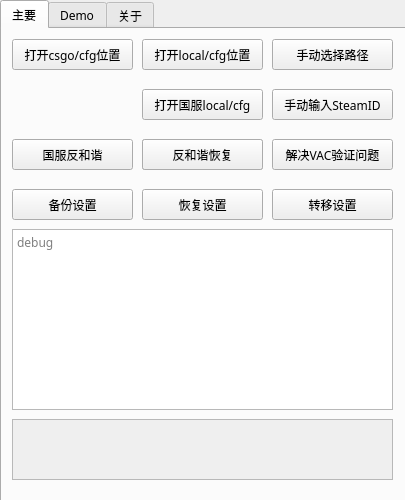
Purple-CSGO/CSGO-Toolbox-Qt, file mainwindow.ui: the form before one commit.
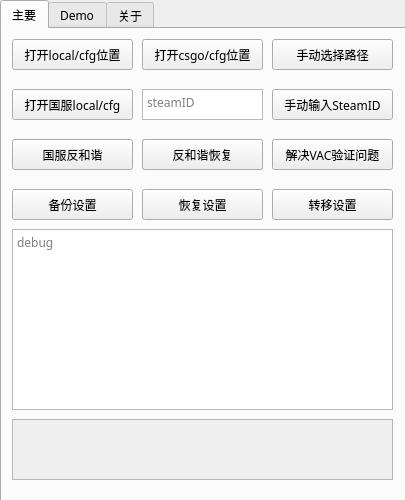
The form after the commit.

Commit message: 已实现自动获取用户信息包括SteamID、账号名和昵称，自动显示在debug窗内

```diff
--- a/mainwindow.ui
+++ b/mainwindow.ui
@@ -140,7 +140,7 @@
         <widget class="QPushButton" name="opencsgocfg">
          <property name="geometry">
           <rect>
-           <x>10</x>
+           <x>140</x>
            <y>10</y>
            <width>121</width>
            <height>31</height>
@@ -166,7 +166,7 @@
         <widget class="QPushButton" name="openlocalcfg">
          <property name="geometry">
           <rect>
-           <x>140</x>
+           <x>10</x>
            <y>10</y>
            <width>121</width>
            <height>31</height>
@@ -257,7 +257,7 @@
         <widget class="QPushButton" name="openCNlocalcfg">
          <property name="geometry">
           <rect>
-           <x>140</x>
+           <x>10</x>
            <y>60</y>
            <width>121</width>
            <height>31</height>
@@ -293,6 +293,19 @@
           <string>国服反和谐恢复</string>
          </property>
         </widget>
+        <widget class="QTextEdit" name="textID">
+         <property name="geometry">
+          <rect>
+           <x>140</x>
+           <y>60</y>
+           <width>121</width>
+           <height>31</height>
+          </rect>
+         </property>
+         <property name="placeholderText">
+          <string>steamID</string>
+         </property>
+        </widget>
         <zorder>debug</zorder>
         <zorder>userdata</zorder>
         <zorder>opencsgocfg</zorder>
```
Left out of the diff: 1 changed line with no effect on the pictures. The commit also changes 3 other files.
